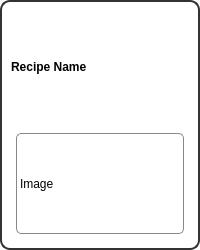
This is EducationalCooking/recipecardwidget.ui in University-of-Utah-CS3505/a9-edu-app-AssetGG as Qt 5 draws it before an edit. The edited form follows.
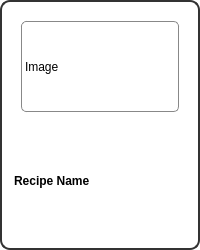
This is the edited form.

What changed in the file:
```diff
--- a/EducationalCooking/recipecardwidget.ui
+++ b/EducationalCooking/recipecardwidget.ui
@@ -39,29 +39,32 @@
 }
 
 QLabel#recipeImageLabel {
-    margin: 5px;
+    margin: 10px;
     border: 1px solid #888;
     border-radius: 5px;
+    aspect-ratio: 1:1; /* Maintain the aspect ratio of the image */
 }
 
 QLabel#recipeLabel {
     text-align: center;
     font-weight: bold;
+    margin-top: 5px;
+    margin-bottom: 10px;
 }
 </string>
     </property>
     <layout class="QVBoxLayout" name="verticalLayout">
       <item>
-        <widget class="QLabel" name="recipeLabel">
+        <widget class="QLabel" name="recipeImageLabel">
           <property name="text">
-            <string>Recipe Name</string>
+            <string>Image</string>
           </property>
         </widget>
       </item>
       <item>
-        <widget class="QLabel" name="recipeImageLabel">
+        <widget class="QLabel" name="recipeLabel">
           <property name="text">
-            <string>Image</string>
+            <string>Recipe Name</string>
           </property>
         </widget>
       </item>
```
Left out of the diff: 6 changed lines with no effect on the pictures.
